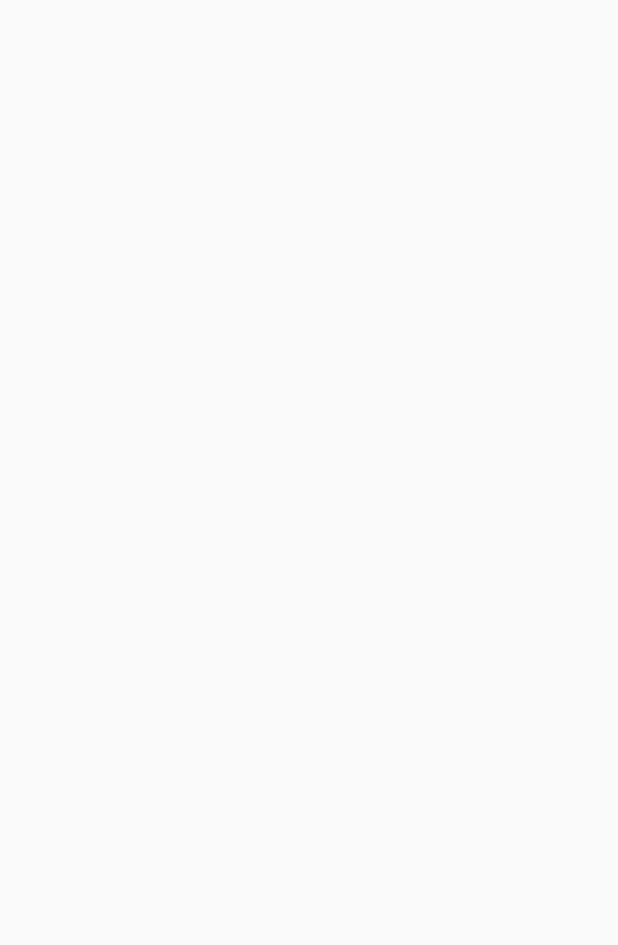
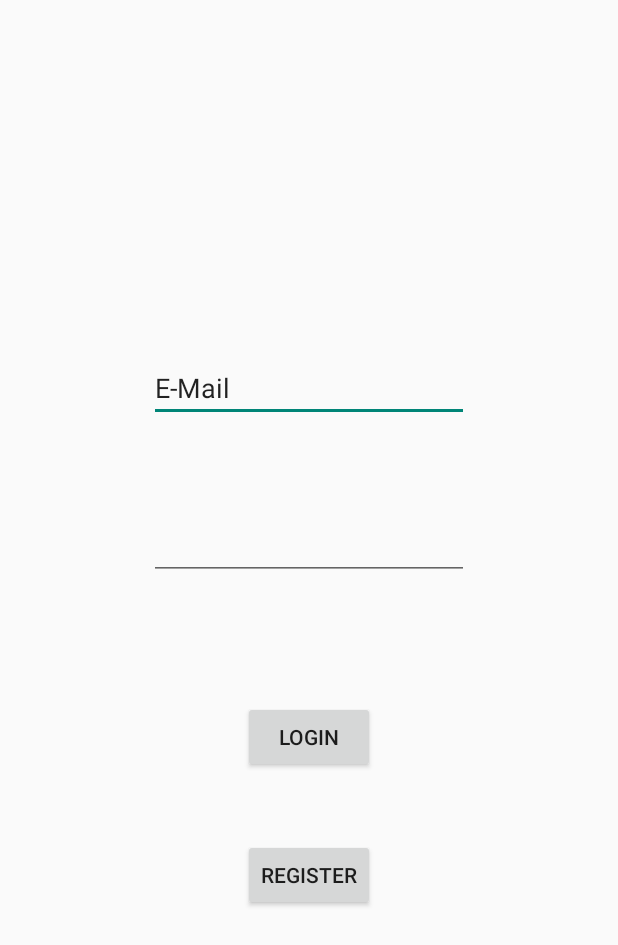
Before and after one commit to aru1702/FaceTeknik, an Android app: the LoginActivity screen opened directly, with no data from a screen before it, on a phone screen of 412 x 824 dp. Before the commit the part shown is empty. Shown: the top 945 px of the screen. Run offline under Robolectric (Android 15) with nearby library versions, the phone set to English and light mode, and no system bars.

Commit message:
nambahin login

```diff
--- a/app/build.gradle
+++ b/app/build.gradle
@@ -22,6 +22,7 @@ dependencies {
     implementation fileTree(dir: 'libs', include: ['*.jar'])
     implementation 'com.android.support:appcompat-v7:28.0.0'
     implementation 'com.android.support.constraint:constraint-layout:1.1.3'
+    implementation 'com.android.volley:volley:1.1.0'
     testImplementation 'junit:junit:4.12'
     androidTestImplementation 'com.android.support.test:runner:1.0.2'
     androidTestImplementation 'com.android.support.test.espresso:espresso-core:3.0.2'
--- a/app/src/main/AndroidManifest.xml
+++ b/app/src/main/AndroidManifest.xml
@@ -1,7 +1,7 @@
 <?xml version="1.0" encoding="utf-8"?>
 <manifest xmlns:android="http://schemas.android.com/apk/res/android"
     package="com.example.faceteknik">
-
+    <uses-permission android:name="android.permission.INTERNET" />
     <application
         android:allowBackup="true"
         android:icon="@mipmap/ic_launcher"
--- /dev/null
+++ b/app/src/main/java/com/example/faceteknik/API/LoginRequest.java
@@ -0,0 +1,21 @@
+package com.example.faceteknik.API;
+
+import com.android.volley.Response;
+import com.android.volley.toolbox.StringRequest;
+
+import java.util.HashMap;
+import java.util.Map;
+
+public class LoginRequest extends StringRequest {
+    private static final String Regis_URL = "http://127.0.0.1/logincust";
+    private Map<String ,String> params;
+
+    public LoginRequest(String email, String password, Response.Listener<String> listener)
+    {
+
+    }
+    public Map<String, String> getParams()
+    {
+       return params;
+    }
+}
--- /dev/null
+++ b/app/src/main/java/com/example/faceteknik/API/NewsFeed.java
@@ -0,0 +1,4 @@
+package com.example.faceteknik.API;
+
+public class NewsFeed {
+}
--- a/app/src/main/java/com/example/faceteknik/LoginActivity.java
+++ b/app/src/main/java/com/example/faceteknik/LoginActivity.java
@@ -1,7 +1,13 @@
 package com.example.faceteknik;
 
+import android.content.Intent;
+import android.os.Bundle;
 import android.support.v7.app.AppCompatActivity;
-import android.os.Bundle;
+import android.view.View;
+import android.widget.Button;
+import android.widget.EditText;
+
+import com.example.faceteknik.API.NewsFeed;
 
 public class LoginActivity extends AppCompatActivity {
 
@@ -9,5 +15,31 @@ public class LoginActivity extends AppCompatActivity {
     protected void onCreate(Bundle savedInstanceState) {
         super.onCreate(savedInstanceState);
         setContentView(R.layout.activity_login);
+        final EditText emailInput = (EditText) findViewById(R.id.emailInput);
+        final EditText passInput = (EditText) findViewById(R.id.passInput);
+        final Button loginButton = (Button) findViewById(R.id.loginButton);
+        final Button registerButton = (Button) findViewById(R.id.registerButton);
+
+        loginButton.setOnClickListener(new View.OnClickListener() {
+            @Override
+            public void onClick(View view) {
+                final String email = emailInput.getText().toString();
+                final String password = passInput.getText().toString();
+
+
+
+                // Ketika berhasil login bakal pindah ke newsfeed
+             Intent newsfeedIntent = new Intent(LoginActivity.this , NewsFeed.class);
+             startActivity(newsfeedIntent);
+            }
+        });
+
+        registerButton.setOnClickListener(new View.OnClickListener() {
+            @Override
+            public void onClick(View view) {
+                Intent regisIntent = new Intent(LoginActivity.this , RegisterActivity.class);
+                startActivity(regisIntent);
+            }
+        });
     }
 }
--- a/app/src/main/res/layout/activity_login.xml
+++ b/app/src/main/res/layout/activity_login.xml
@@ -6,4 +6,59 @@
     android:layout_height="match_parent"
     tools:context=".LoginActivity">
 
+    <EditText
+        android:id="@+id/emailInput"
+        android:layout_width="wrap_content"
+        android:layout_height="wrap_content"
+        android:layout_marginStart="8dp"
+        android:layout_marginTop="236dp"
+        android:layout_marginEnd="8dp"
+        android:ems="10"
+        android:inputType="textEmailAddress"
+        android:text="E-Mail"
+        app:layout_constraintEnd_toEndOf="parent"
+        app:layout_constraintStart_toStartOf="parent"
+        app:layout_constraintTop_toTopOf="parent" />
+
+    <EditText
+        android:id="@+id/passInput"
+        android:layout_width="wrap_content"
+        android:layout_height="45dp"
+        android:layout_marginStart="8dp"
+        android:layout_marginTop="60dp"
+        android:layout_marginEnd="8dp"
+        android:ems="10"
+        android:inputType="textPassword"
+        app:layout_constraintEnd_toEndOf="parent"
+        app:layout_constraintStart_toStartOf="parent"
+        app:layout_constraintTop_toBottomOf="@+id/emailInput"
+        tools:text="Password" />
+
+    <Button
+        android:id="@+id/loginButton"
+        android:layout_width="wrap_content"
+        android:layout_height="wrap_content"
+        android:layout_marginStart="8dp"
+        android:layout_marginTop="16dp"
+        android:layout_marginEnd="8dp"
+        android:layout_marginBottom="16dp"
+        android:text="Login"
+        app:layout_constraintBottom_toBottomOf="parent"
+        app:layout_constraintEnd_toEndOf="parent"
+        app:layout_constraintHorizontal_bias="0.501"
+        app:layout_constraintStart_toStartOf="parent"
+        app:layout_constraintTop_toBottomOf="@+id/passInput"
+        app:layout_constraintVertical_bias="0.181" />
+
+    <Button
+        android:id="@+id/registerButton"
+        android:layout_width="wrap_content"
+        android:layout_height="48dp"
+        android:layout_marginStart="16dp"
+        android:layout_marginTop="44dp"
+        android:layout_marginEnd="16dp"
+        android:text="Register"
+        app:layout_constraintEnd_toEndOf="parent"
+        app:layout_constraintStart_toStartOf="parent"
+        app:layout_constraintTop_toBottomOf="@+id/loginButton" />
 </android.support.constraint.ConstraintLayout>
--- a/build.gradle
+++ b/build.gradle
@@ -7,7 +7,7 @@ buildscript {
         jcenter()
     }
     dependencies {
-        classpath 'com.android.tools.build:gradle:3.2.1'
+        classpath 'com.android.tools.build:gradle:3.4.0'
 
 
         // NOTE: Do not place your application dependencies here; they belong
```
Also changed, not shown: gradle/wrapper/gradle-wrapper.properties.
